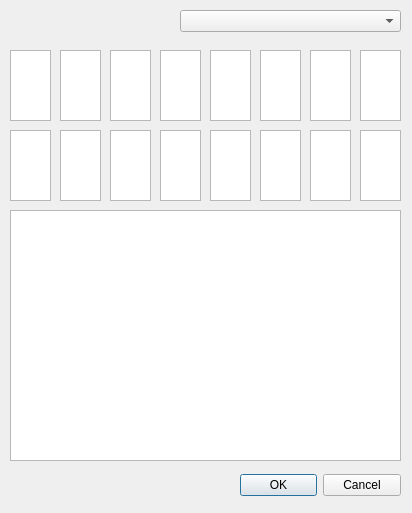
Old version of the form Suntec/QgisPyPlugin/RdbViewer/LaneShowImageDlgDesign.ui in the repository 15831944/tphProjects.
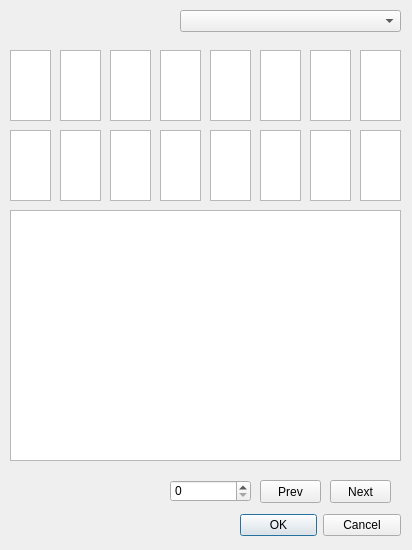
New version of the form.

Diff of the .ui file:
```diff
--- a/Suntec/QgisPyPlugin/RdbViewer/LaneShowImageDlgDesign.ui
+++ b/Suntec/QgisPyPlugin/RdbViewer/LaneShowImageDlgDesign.ui
@@ -7,7 +7,7 @@
     <x>0</x>
     <y>0</y>
     <width>412</width>
-    <height>513</height>
+    <height>550</height>
    </rect>
   </property>
   <property name="windowTitle">
@@ -17,7 +17,7 @@
    <property name="geometry">
     <rect>
      <x>240</x>
-     <y>470</y>
+     <y>510</y>
      <width>161</width>
      <height>31</height>
     </rect>
@@ -217,6 +217,42 @@
     </rect>
    </property>
   </widget>
+  <widget class="QSpinBox" name="spinBoxFeatureIndex">
+   <property name="geometry">
+    <rect>
+     <x>170</x>
+     <y>480</y>
+     <width>81</width>
+     <height>22</height>
+    </rect>
+   </property>
+  </widget>
+  <widget class="QPushButton" name="pushButtonNext">
+   <property name="geometry">
+    <rect>
+     <x>330</x>
+     <y>480</y>
+     <width>61</width>
+     <height>23</height>
+    </rect>
+   </property>
+   <property name="text">
+    <string>Next</string>
+   </property>
+  </widget>
+  <widget class="QPushButton" name="pushButtonPrev">
+   <property name="geometry">
+    <rect>
+     <x>260</x>
+     <y>480</y>
+     <width>61</width>
+     <height>23</height>
+    </rect>
+   </property>
+   <property name="text">
+    <string>Prev</string>
+   </property>
+  </widget>
  </widget>
  <resources/>
  <connections>
```
